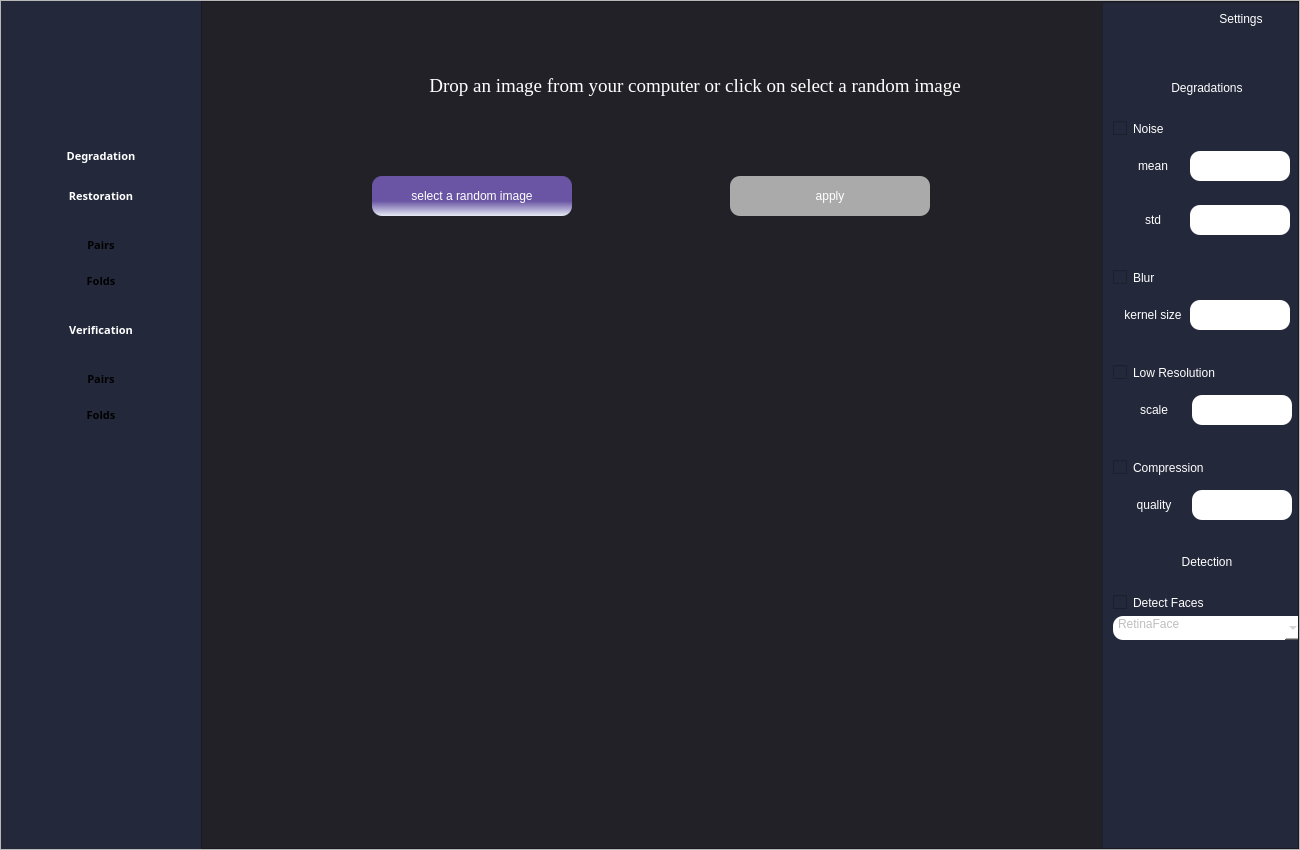
Old version of the form demo_app/uis/cdta.ui in the repository souhila1806/PFE_APP.
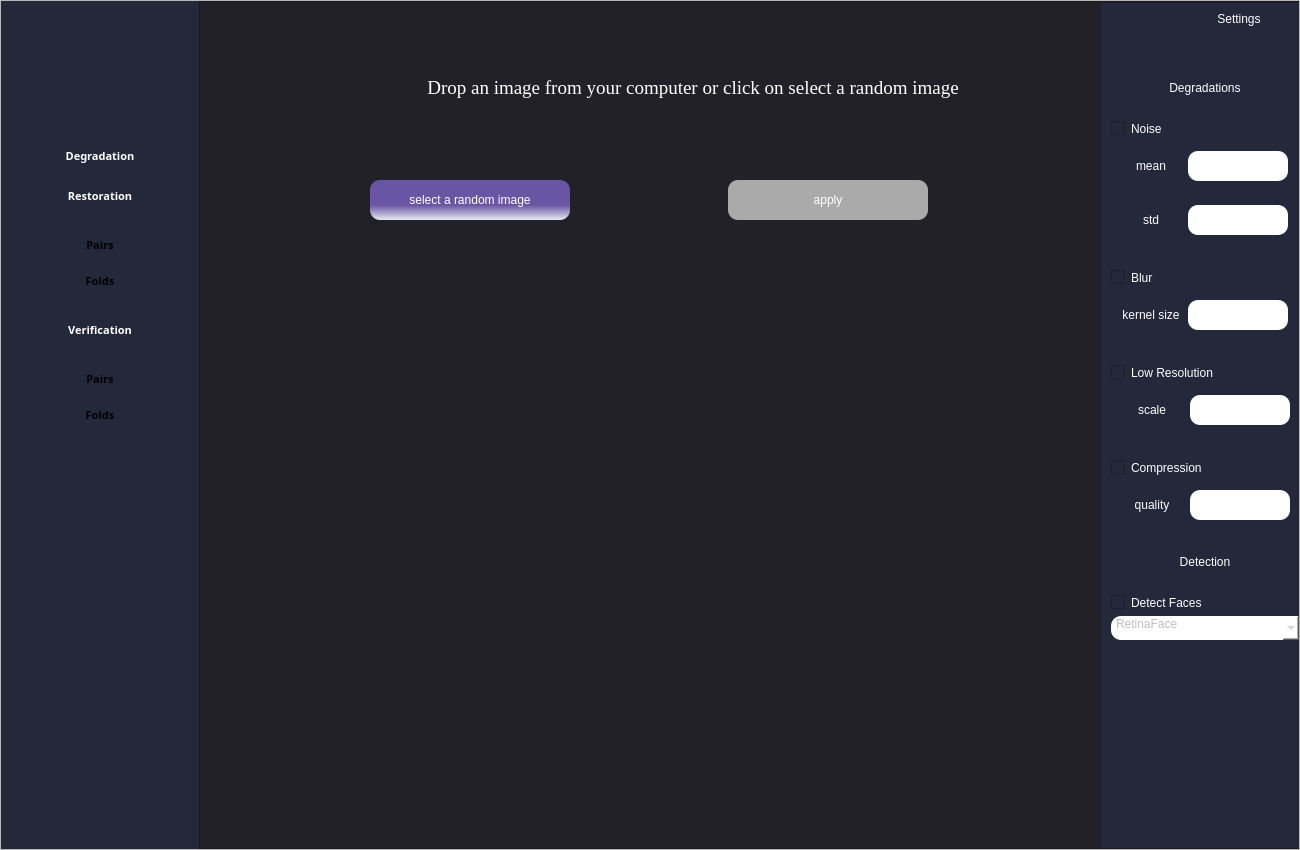
New version of the form. Icons and pictures are not drawn.

Diff of the .ui file:
```diff
--- a/demo_app/uis/cdta.ui
+++ b/demo_app/uis/cdta.ui
@@ -28,7 +28,7 @@
    </property>
    <property name="maximumSize">
     <size>
-     <width>1400</width>
+     <width>1300</width>
      <height>900</height>
     </size>
    </property>
@@ -47,6 +47,12 @@
     </property>
     <item row="0" column="0">
      <widget class="QFrame" name="content">
+      <property name="maximumSize">
+       <size>
+        <width>1300</width>
+        <height>850</height>
+       </size>
+      </property>
       <property name="frameShape">
        <enum>QFrame::StyledPanel</enum>
       </property>
@@ -387,7 +393,7 @@
                </property>
                <property name="minimumSize">
                 <size>
-                 <width>600</width>
+                 <width>1100</width>
                  <height>450</height>
                 </size>
                </property>
@@ -1205,17 +1211,21 @@
                     </property>
                     <property name="minimumSize">
                      <size>
-                      <width>450</width>
-                      <height>0</height>
+                      <width>800</width>
+                      <height>550</height>
                      </size>
                     </property>
                     <property name="maximumSize">
                      <size>
-                      <width>900</width>
-                      <height>16777215</height>
+                      <width>860</width>
+                      <height>560</height>
                      </size>
                     </property>
-                    <layout class="QHBoxLayout" name="imagesspace"/>
+                    <layout class="QHBoxLayout" name="imagesspace">
+                     <property name="spacing">
+                      <number>15</number>
+                     </property>
+                    </layout>
                    </widget>
                   </item>
                  </layout>
```
Left out of the diff: 16 changed lines with no effect on the pictures.
